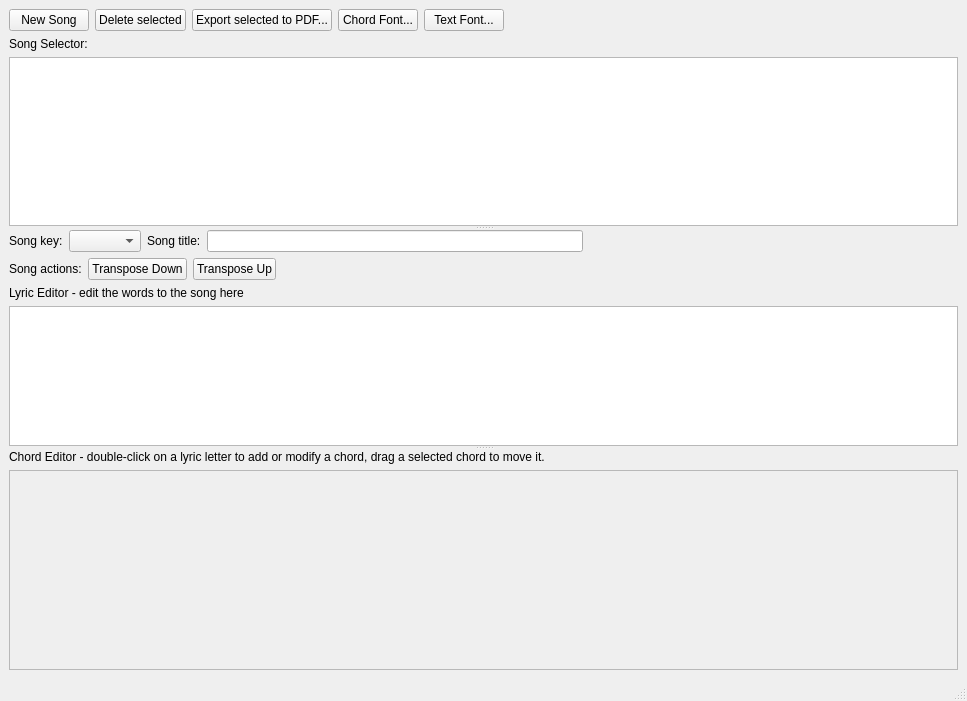
This is src/song_database_reader.ui in matvey83/softChord as Qt 5 draws it before an edit. The edited form follows.
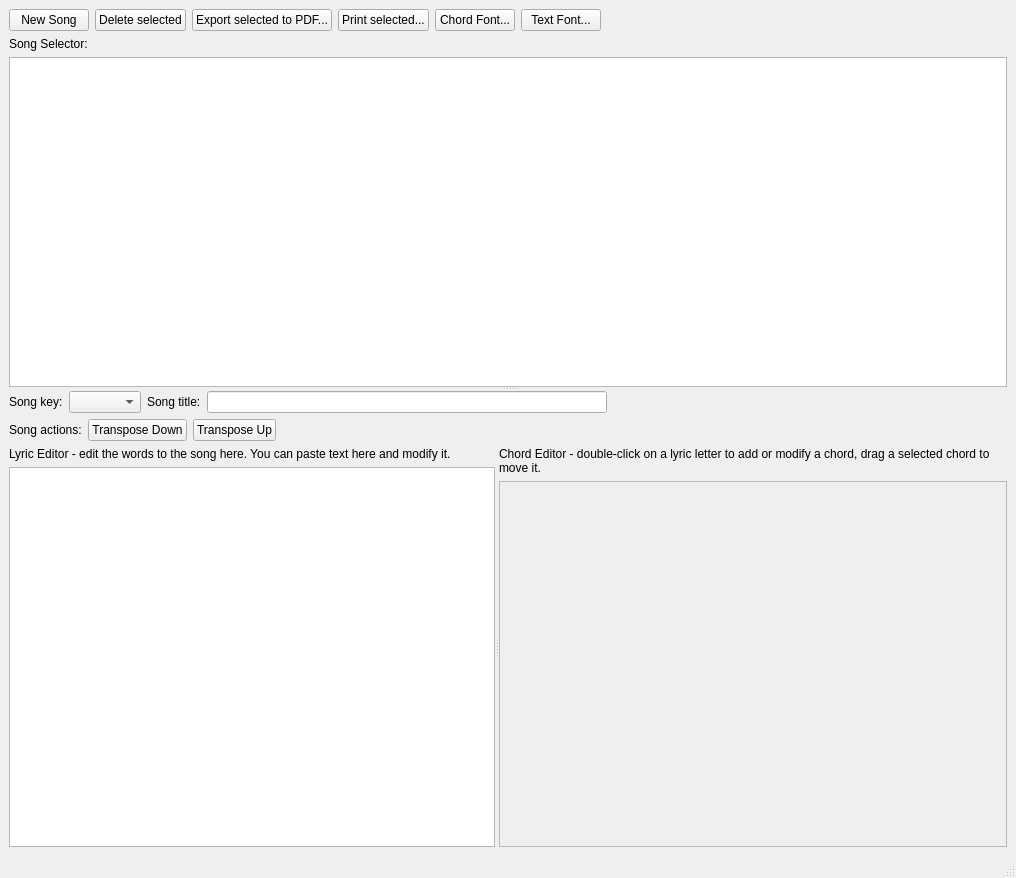
This is the edited form.

Commit message: The two bottom tables are now placed side-by side, to show more of the song at a time.

```diff
--- a/src/song_database_reader.ui
+++ b/src/song_database_reader.ui
@@ -6,15 +6,15 @@
    <rect>
     <x>0</x>
     <y>0</y>
-    <width>967</width>
-    <height>701</height>
+    <width>1016</width>
+    <height>878</height>
    </rect>
   </property>
   <property name="windowTitle">
    <string>MainWindow</string>
   </property>
   <widget class="QWidget" name="centralwidget">
-   <layout class="QVBoxLayout" name="verticalLayout_4">
+   <layout class="QVBoxLayout" name="verticalLayout_5">
     <item>
      <widget class="QSplitter" name="splitter_2">
       <property name="orientation">
@@ -23,7 +23,7 @@
       <widget class="QWidget" name="">
        <layout class="QVBoxLayout" name="verticalLayout_3">
         <item>
-         <layout class="QHBoxLayout" name="horizontalLayout_2" stretch="0,0,0,0,0,0">
+         <layout class="QHBoxLayout" name="horizontalLayout_2" stretch="0,0,0,0,0,0,0">
           <item>
            <widget class="QPushButton" name="new_song_button">
             <property name="text">
@@ -45,6 +45,13 @@
             </property>
            </widget>
           </item>
+          <item>
+           <widget class="QPushButton" name="print_button">
+            <property name="text">
+             <string>Print selected...</string>
+            </property>
+           </widget>
+          </item>
           <item>
            <widget class="QPushButton" name="chord_font_button">
             <property name="text">
@@ -93,14 +100,10 @@
         </item>
        </layout>
       </widget>
-      <widget class="QSplitter" name="splitter">
-       <property name="orientation">
-        <enum>Qt::Vertical</enum>
-       </property>
        <widget class="QWidget" name="">
-        <layout class="QVBoxLayout" name="verticalLayout_2">
+       <layout class="QVBoxLayout" name="verticalLayout_4" stretch="0,0,1">
          <item>
-          <layout class="QHBoxLayout" name="horizontalLayout_3" stretch="0,0,0,0,0">
+         <layout class="QHBoxLayout" name="horizontalLayout">
            <item>
             <widget class="QLabel" name="label_5">
              <property name="text">
@@ -137,7 +140,7 @@
           </layout>
          </item>
          <item>
-          <layout class="QHBoxLayout" name="horizontalLayout_4" stretch="0,0,0,0">
+         <layout class="QHBoxLayout" name="horizontalLayout_3">
            <item>
             <widget class="QLabel" name="label_7">
              <property name="text">
@@ -175,9 +178,19 @@
           </layout>
          </item>
          <item>
+         <widget class="QSplitter" name="splitter">
+          <property name="orientation">
+           <enum>Qt::Horizontal</enum>
+          </property>
+          <widget class="QWidget" name="">
+           <layout class="QVBoxLayout" name="verticalLayout_2">
+            <item>
           <widget class="QLabel" name="label">
            <property name="text">
-            <string>Lyric Editor - edit the words to the song here</string>
+               <string>Lyric Editor - edit the words to the song here. You can paste text here and modify it.</string>
+              </property>
+              <property name="wordWrap">
+               <bool>true</bool>
            </property>
           </widget>
          </item>
@@ -185,8 +198,8 @@
           <widget class="QPlainTextEdit" name="song_text_edit">
            <property name="minimumSize">
             <size>
-             <width>0</width>
-             <height>130</height>
+                <width>100</width>
+                <height>200</height>
             </size>
            </property>
           </widget>
@@ -200,6 +213,9 @@
            <property name="text">
             <string>Chord Editor - double-click on a lyric letter to add or modify a chord, drag a selected chord to move it.</string>
            </property>
+              <property name="wordWrap">
+               <bool>true</bool>
+              </property>
           </widget>
          </item>
          <item>
@@ -210,6 +226,12 @@
              <height>200</height>
             </size>
            </property>
+              <property name="frameShape">
+               <enum>QFrame::StyledPanel</enum>
+              </property>
+              <property name="frameShadow">
+               <enum>QFrame::Sunken</enum>
+              </property>
            <property name="widgetResizable">
             <bool>true</bool>
            </property>
@@ -218,8 +240,8 @@
              <rect>
               <x>0</x>
               <y>0</y>
-              <width>945</width>
-              <height>198</height>
+                 <width>484</width>
+                 <height>339</height>
              </rect>
             </property>
            </widget>
@@ -227,6 +249,9 @@
          </item>
         </layout>
        </widget>
+         </widget>
+        </item>
+       </layout>
       </widget>
      </widget>
     </item>
```
Left out of the diff: 4 changed lines with no effect on the pictures. Lines whose indentation alone changed are shown as unchanged.
